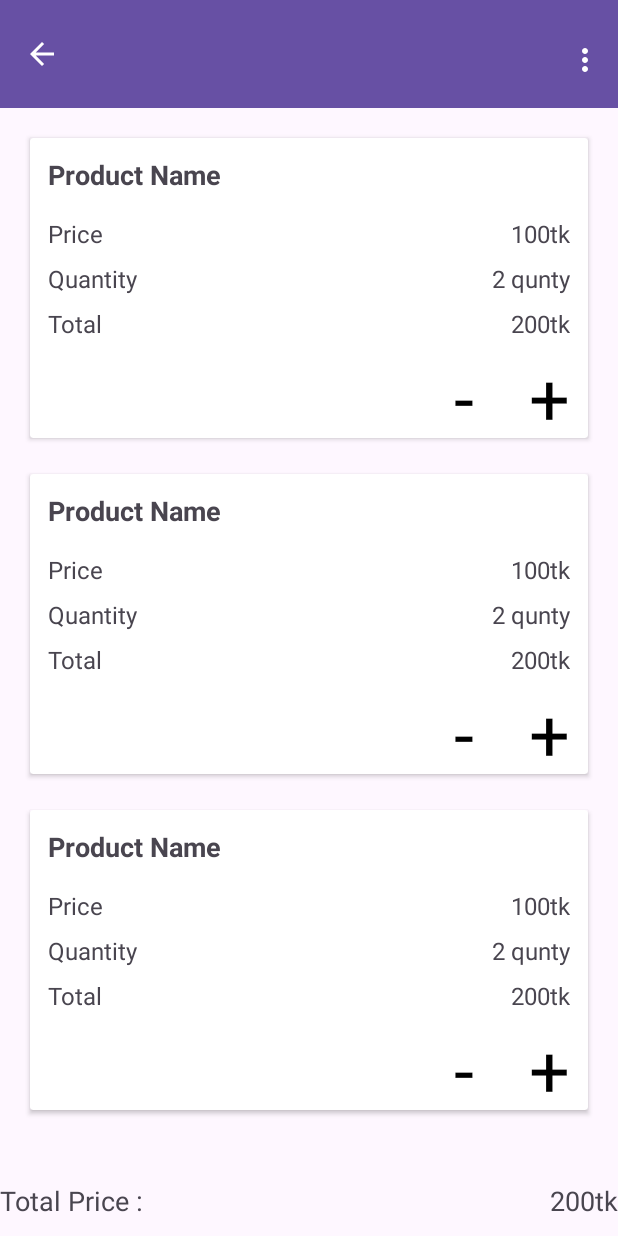
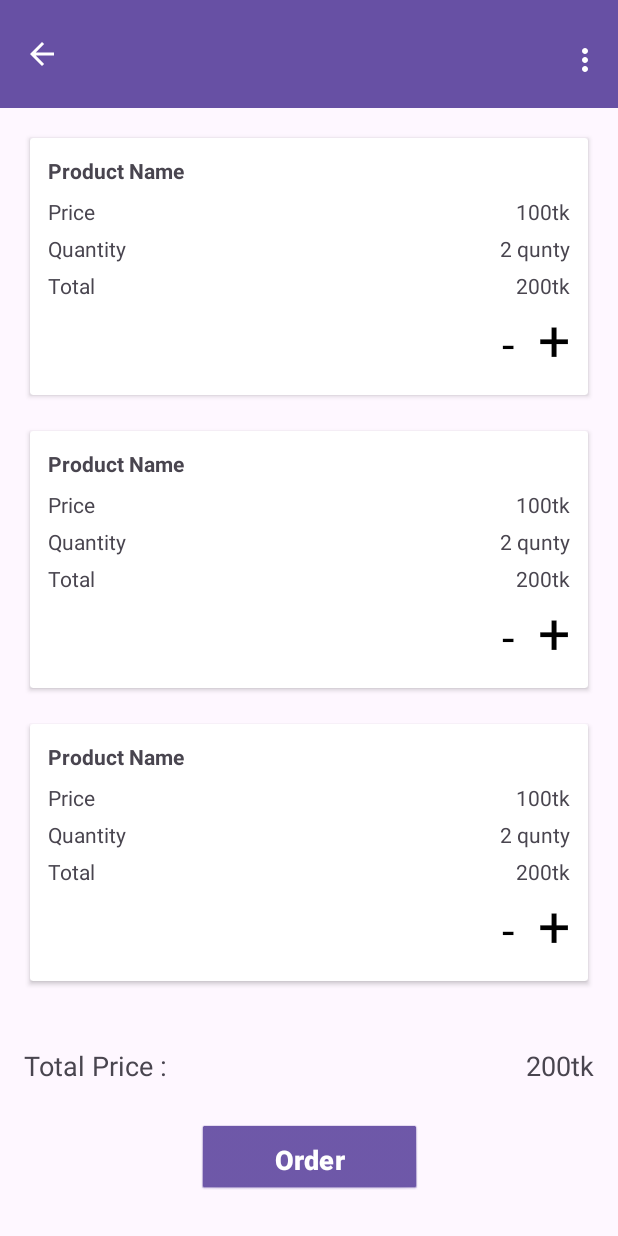
Before and after one commit to almuheetushihab/Awesome-Shop, an Android app: the layout fragment_carts_list.xml on its own in the app's theme, with its tools: preview values and no code run, on a phone screen of 412 x 824 dp. Run offline under Robolectric (Android 15) with nearby library versions, the phone set to English and light mode, and no system bars; network calls fail.

Commit message:
completely shows cartScreen Details

```diff
--- a/app/src/main/java/com/example/awesomeshop/MainActivity.kt
+++ b/app/src/main/java/com/example/awesomeshop/MainActivity.kt
@@ -32,8 +32,8 @@ class MainActivity : AppCompatActivity() {
         }
 
         viewModel = CartViewModel(CartRepository())
-        viewModel.fetchCartData(5)
-        viewModel.cartItems.observe(this) {
+        viewModel.cartData(5)
+        viewModel.items.observe(this) {
             it?.let {
                 Log.d("cart", "cart: $it")
             }
--- a/app/src/main/java/com/example/awesomeshop/networks/ApiInterface.kt
+++ b/app/src/main/java/com/example/awesomeshop/networks/ApiInterface.kt
@@ -28,6 +28,7 @@ interface ApiInterface {
 
     @GET("products/{id}")
     suspend fun getProductDetails(@Path("id") id: Int): Response<ProductsResponseItem>
+
     @GET("carts/{id}")
     suspend fun getCart(@Path("id") id: Int): Response<CartResponse>
 
--- a/app/src/main/res/layout/adapter_carts.xml
+++ b/app/src/main/res/layout/adapter_carts.xml
@@ -18,7 +18,7 @@
             android:layout_width="0dp"
             android:layout_height="wrap_content"
             android:text="@string/product_name"
-            android:textSize="18sp"
+            android:textSize="14sp"
             android:textStyle="bold"
             app:layout_constraintStart_toStartOf="parent"
             app:layout_constraintTop_toTopOf="parent"
@@ -29,7 +29,7 @@
             android:layout_width="match_parent"
             android:layout_height="wrap_content"
             android:orientation="horizontal"
-            android:layout_marginTop="16dp"
+            android:layout_marginTop="8dp"
             app:layout_constraintStart_toStartOf="parent"
             app:layout_constraintEnd_toEndOf="parent"
             app:layout_constraintTop_toBottomOf="@+id/tvProductName">
@@ -39,7 +39,7 @@
                 android:layout_width="0dp"
                 android:layout_height="wrap_content"
                 android:layout_weight="1"
-                android:textSize="16sp"
+                android:textSize="14sp"
                 tools:text="Price" />
 
             <TextView
@@ -47,7 +47,7 @@
                 android:layout_width="0dp"
                 android:layout_height="wrap_content"
                 android:layout_weight="1"
-                android:textSize="16sp"
+                android:textSize="14sp"
                 android:textAlignment="textEnd"
                 tools:text="100tk" />
         </LinearLayout>
@@ -58,7 +58,7 @@
             android:layout_width="match_parent"
             android:layout_height="wrap_content"
             android:orientation="horizontal"
-            android:layout_marginTop="8dp"
+            android:layout_marginTop="5dp"
             app:layout_constraintStart_toStartOf="parent"
             app:layout_constraintEnd_toEndOf="parent"
             app:layout_constraintTop_toBottomOf="@+id/product_price_layout">
@@ -68,7 +68,7 @@
                 android:layout_width="0dp"
                 android:layout_height="wrap_content"
                 android:layout_weight="1"
-                android:textSize="16sp"
+                android:textSize="14sp"
                 tools:text="Quantity" />
 
             <TextView
@@ -76,7 +76,7 @@
                 android:layout_width="0dp"
                 android:layout_height="wrap_content"
                 android:layout_weight="1"
-                android:textSize="16sp"
+                android:textSize="14sp"
                 android:textAlignment="textEnd"
                 tools:text="2 qunty" />
         </LinearLayout>
@@ -86,7 +86,7 @@
             android:layout_width="match_parent"
             android:layout_height="wrap_content"
             android:orientation="horizontal"
-            android:layout_marginTop="8dp"
+            android:layout_marginTop="5dp"
             app:layout_constraintStart_toStartOf="parent"
             app:layout_constraintEnd_toEndOf="parent"
             app:layout_constraintTop_toBottomOf="@+id/product_Quantity_layout">
@@ -96,7 +96,7 @@
                 android:layout_width="0dp"
                 android:layout_height="wrap_content"
                 android:layout_weight="1"
-                android:textSize="16sp"
+                android:textSize="14sp"
                 tools:text="Total" />
 
             <TextView
@@ -104,7 +104,7 @@
                 android:layout_width="0dp"
                 android:layout_height="wrap_content"
                 android:layout_weight="1"
-                android:textSize="16sp"
+                android:textSize="14sp"
                 android:textAlignment="textEnd"
                 tools:text="200tk" />
         </LinearLayout>
@@ -117,29 +117,28 @@
             android:layout_width="wrap_content"
             android:layout_height="wrap_content"
             android:orientation="horizontal"
-            android:layout_marginTop="5dp"
             app:layout_constraintTop_toBottomOf="@+id/product_total_layout"
             app:layout_constraintEnd_toEndOf="parent">
 
             <TextView
                 android:id="@+id/btnDecrement"
-                android:layout_width="48dp"
+                android:layout_width="wrap_content"
                 android:layout_height="48dp"
                 android:textAlignment="textEnd"
                 android:textColor="@color/black"
-                android:textSize="48sp"
-                android:text="@string/minues" />
+                android:textSize="30sp"
+                tools:text="@string/minues" />
 
 
             <TextView
                 android:id="@+id/btnIncrement"
-                android:layout_width="48dp"
-                android:layout_height="48dp"
+                android:layout_width="wrap_content"
+                android:layout_height="wrap_content"
                 android:layout_marginStart="16dp"
                 android:textAlignment="textEnd"
-                android:text="@string/plus"
+                tools:text="@string/plus"
                 android:textColor="@color/black"
-                android:textSize="48sp" />
+                android:textSize="38sp" />
         </LinearLayout>
     </androidx.constraintlayout.widget.ConstraintLayout>
 
--- a/app/src/main/res/layout/fragment_carts_list.xml
+++ b/app/src/main/res/layout/fragment_carts_list.xml
@@ -64,7 +64,7 @@
         android:layout_width="match_parent"
         android:layout_height="wrap_content"
         android:orientation="horizontal"
-        android:layout_marginTop="20dp"
+        android:layout_margin="16dp"
         app:layout_constraintStart_toStartOf="parent"
         app:layout_constraintEnd_toEndOf="parent"
         app:layout_constraintTop_toBottomOf="@+id/cart_recycler_view">
@@ -96,10 +96,12 @@
         android:textStyle="bold"
         android:textSize="18sp"
         android:layout_marginTop="16dp"
+        android:layout_marginBottom="16dp"
         android:background="@android:drawable/btn_default"
         app:layout_constraintStart_toStartOf="parent"
         app:layout_constraintEnd_toEndOf="parent"
-        app:layout_constraintTop_toBottomOf="@+id/carts_total_price_layout"/>
+        app:layout_constraintTop_toBottomOf="@+id/carts_total_price_layout"
+        app:layout_constraintBottom_toBottomOf="parent" />
 
 
 </androidx.constraintlayout.widget.ConstraintLayout>
```
Also changed, not shown: app/src/main/java/com/example/awesomeshop/CartsAdapter.kt (+6 -1 lines), app/src/main/java/com/example/awesomeshop/CartsFragment.kt (+9 -3 lines), app/src/main/java/com/example/awesomeshop/viewModel/CartViewModel.kt (+3 -5 lines).
